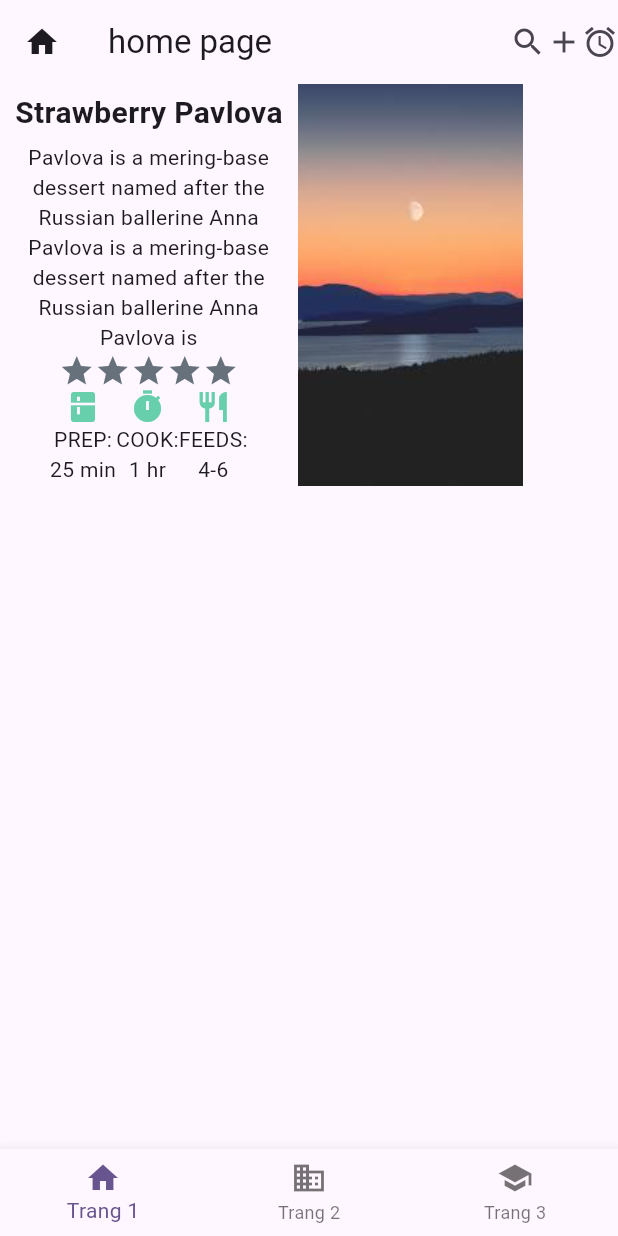
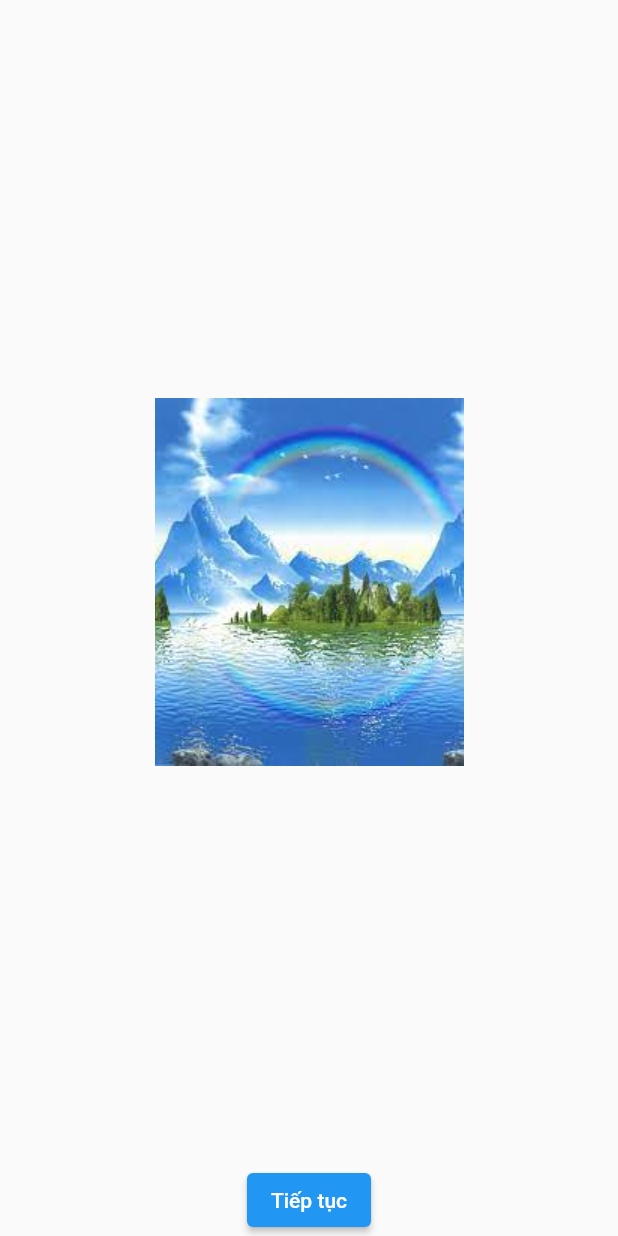
Before and after one commit to jimmianh/lab1_flutter, a Flutter app: the screen it shows after launch, on a phone screen of 412 x 824 dp. Run offline on Flutter 3.47's test engine with Material 2 defaults, Android fonts, the phone set to English and light mode, and no system bars; drawn by our look-alikes of carousel_slider.

```diff
--- a/lib/main.dart
+++ b/lib/main.dart
@@ -1,164 +1,140 @@
 import 'package:flutter/material.dart';
+import 'package:carousel_slider/carousel_slider.dart';
 void main() {
-  runApp(const MyApp());
+  runApp(MyApp());
 }
 
 class MyApp extends StatelessWidget {
-  const MyApp({super.key});
-
-  // This widget is the root of your application.
   @override
   Widget build(BuildContext context) {
     return MaterialApp(
-      title: 'Flutter Demo',
-      theme: ThemeData(
-        colorScheme: ColorScheme.fromSeed(seedColor: Colors.deepPurple),
-        useMaterial3: true,
-      ),
-      home: const MyHomePage(title: 'Flutter Demo Home Page'),
+      home: WelcomePage(),
     );
   }
 }
 
-class MyHomePage extends StatefulWidget {
-  const MyHomePage({super.key, required this.title});
+class WelcomePage extends StatefulWidget {
+  @override
+  _WelcomePageState createState() => _WelcomePageState();
+}
 
-  final String title;
+class _WelcomePageState extends State<WelcomePage> {
+  int _currentIndex = 0;
+  final List<String> imageUrls = [
+    'asset/img_1.png',
+    'asset/img_2.png',
+    'asset/img_3.png',
+    // Thêm các URL ảnh khác vào đây
+  ];
+
+  CarouselController _carouselController = CarouselController();
+
+  void _goToPreviousSlide() {
+    _carouselController.previousPage();
+  }
+
+  void _goToNextSlide() {
+    _carouselController.nextPage();
+  }
+
+  void _handleContinue() {
+    // Điều hướng đến trang đăng nhập sau khi nhấn nút tiếp tục
+    Navigator.push(
+      context,
+      MaterialPageRoute(builder: (context) => LoginPage()), // Thay thế LoginPage() bằng trang đăng nhập của bạn
+    );
+  }
 
   @override
-  State<MyHomePage> createState() => _MyHomePageState();
+  Widget build(BuildContext context) {
+    return Scaffold(
+      body: Column(
+        children: [
+          // Phần slide ảnh
+          Expanded(
+            child: CarouselSlider(
+              items: imageUrls.map((imageUrl) {
+                return Image.asset(imageUrl);
+              }).toList(),
+              carouselController: _carouselController,
+              options: CarouselOptions(
+                height: 300.0,
+                onPageChanged: (index, reason) {
+                  setState(() {
+                    _currentIndex = index;
+                  });
+                },
+              ),
+            ),
+          ),
+
+          // Phần nút "Tiếp tục"
+          ElevatedButton(
+            onPressed: _handleContinue,
+            child: Text('Tiếp tục'),
+          ),
+        ],
+      ),
+    );
+  }
 }
 
-class _MyHomePageState extends State<MyHomePage> {
-  int _counter = 0;
+class LoginPage extends StatefulWidget {
+  @override
+  _LoginPageState createState() => _LoginPageState();
+}
 
-  void _onItemTapped(int index) {
-    setState(() {
-      _selectedIndex = index;
-    });
-  }
-  int _selectedIndex = 0;
+class _LoginPageState extends State<LoginPage> {
+  TextEditingController _usernameController = TextEditingController();
+  TextEditingController _passwordController = TextEditingController();
 
-  void _incrementCounter() {
-    setState(() {
-      // This call to setState tells the Flutter framework that something has
-      // changed in this State, which causes it to rerun the build method below
-      // so that the display can reflect the updated values. If we changed
-      // _counter without calling setState(), then the build method would not be
-      // called again, and so nothing would appear to happen.
-      _counter++;
-    });
+  void _handleLogin() {
+    String username = _usernameController.text;
+    String password = _passwordController.text;
+
+    // Thực hiện xử lý đăng nhập ở đây, ví dụ:
+    if (username == 'admin' && password == 'password') {
+      // Đăng nhập thành công, chuyển đến trang khác hoặc thực hiện các hành động cần thiết
+      // Ví dụ: Navigator.push(context, MaterialPageRoute(builder: (context) => HomePage()));
+      print('Đăng nhập thành công');
+    } else {
+      // Đăng nhập thất bại, hiển thị thông báo lỗi hoặc thực hiện các hành động cần thiết
+      print('Đăng nhập thất bại');
+    }
   }
 
   @override
   Widget build(BuildContext context) {
     return Scaffold(
       appBar: AppBar(
-        leading: const Icon(Icons.home),
-        title: const Text('home page'),
-        actions: const <Widget>[
-          Icon(Icons.search),
-          Icon(Icons.add),
-          Icon(Icons.alarm),
-        ],
-
+        title: Text('Đăng nhập'),
       ),
-
-      body: Column(
-        children: [
-          Expanded(
-            child: Container(
-              child: Row(
-                children: [
-                  Column(
-                    children: [
-                      Container(
-                          margin: EdgeInsets.fromLTRB(10, 5, 10, 5),
-                          child: const Text('Strawberry Pavlova', textAlign: TextAlign.center,  style: TextStyle(fontWeight: FontWeight.w700, fontSize: 20),)
-
-                      ),
-                      Container(
-                          width: 170,
-                          child: const Text('Pavlova is a mering-base dessert named after the Russian ballerine Anna Pavlova is a mering-base dessert named after the Russian ballerine Anna Pavlova is ', textAlign: TextAlign.center, )
-                      ),
-                      Container(
-                        child: Row(
-                          children: [
-                            Icon(Icons.star, color: Color(0xFF67717B)),
-                            Icon(Icons.star, color: Color(0xFF67717B)),
-                            Icon(Icons.star, color: Color(0xFF67717B)),
-                            Icon(Icons.star, color: Color(0xFF67717B)),
-                            Icon(Icons.star, color: Color(0xFF67717B)),
-                          ],
-                        ),
-                      ),
-                      Container(
-                        child: Container(
-                          child: Row(
-                            mainAxisAlignment: MainAxisAlignment.spaceEvenly,
-                            children: [
-                              Column(
-                                children: [
-                                  Icon(Icons.kitchen, color: Color(0xFF67CFAB)),
-                                  const Text('PREP:'),
-                                  const Text('25 min'),
-                                ],
-                              ),
-                              Column(
-                                children: [
-                                  Icon(Icons.timer, color: Color(0xFF67CFAB)),
-                                  const Text('COOK:'),
-                                  const Text('1 hr'),
-                                ],
-                              ),
-                              Column(
-                                children: [
-                                  Icon(Icons.restaurant, color: Color(0xFF67CFAB)),
-                                  const Text('FEEDS:'),
-                                  const Text('4-6'),
-                                ],
-                              ),
-                            ],
-                          ),
-                        ),
-                      )
-                    ],
-                  ),
-                  Column(
-                    children: <Widget>[
-                      Image.asset(
-                        'asset/img_6.png' ,
-                        width: 150,
-
-                      ),
-                      // Image.asset
-                    ],
-                  )
-                ],
-
-
+      body: Center(
+        child: Column(
+          mainAxisAlignment: MainAxisAlignment.center,
+          children: <Widget>[
+            TextField(
+              controller: _usernameController,
+              decoration: InputDecoration(
+                labelText: 'Tên người dùng',
+                hintText: 'Nhập tên người dùng',
               ),
             ),
-          ),
-        ],
-      ),
-      bottomNavigationBar: BottomNavigationBar(
-        items: const <BottomNavigationBarItem>[
-          BottomNavigationBarItem(
-            icon: Icon(Icons.home),
-            label: 'Trang 1',
-          ),
-          BottomNavigationBarItem(
-            icon: Icon(Icons.business),
-            label: 'Trang 2',
-          ),
-          BottomNavigationBarItem(
-            icon: Icon(Icons.school),
-            label: 'Trang 3',
-          ),
-        ],
-        currentIndex: _selectedIndex,
-        onTap: _onItemTapped,
+            TextField(
+              controller: _passwordController,
+              obscureText: true,
+              decoration: InputDecoration(
+                labelText: 'Mật khẩu',
+                hintText: 'Nhập mật khẩu',
+              ),
+            ),
+            SizedBox(height: 20),
+            ElevatedButton(
+              onPressed: _handleLogin,
+              child: Text('Đăng nhập'),
+            ),
+          ],
+        ),
       ),
     );
   }
--- a/pubspec.yaml
+++ b/pubspec.yaml
@@ -39,6 +39,7 @@ dependencies:
 dev_dependencies:
   flutter_test:
     sdk: flutter
+  carousel_slider: ^4.2.1
 
   # The "flutter_lints" package below contains a set of recommended lints to
   # encourage good coding practices. The lint set provided by the package is
```
Also changed, not shown: pubspec.lock, 1 other file.
